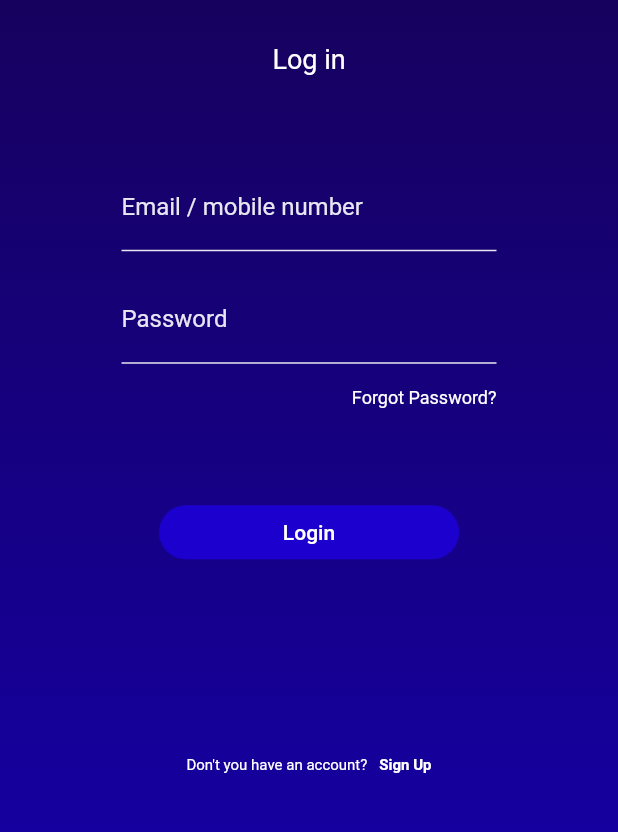
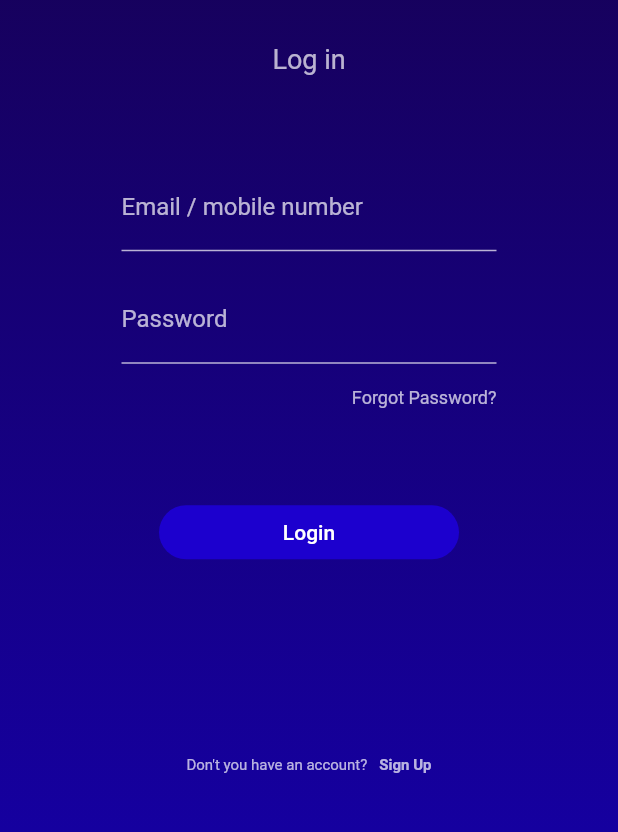
Before and after one commit to marcoleonardini/asap_challenge_cubit, a Flutter app: the screen it shows after launch, after a tap on "Login", on a phone screen of 412 x 824 dp, the part 306-1138 px from its top. Run offline on Flutter 3.47's test engine with Material 2 defaults, Android fonts, the light colour scheme and no system bars; our stand-ins replace bloc, firebase_auth, firebase_core, flutter_bloc; accounts and stored records are empty.

Commit message:
uniform white text color

```diff
--- a/lib/main.dart
+++ b/lib/main.dart
@@ -23,11 +23,14 @@ class MyApp extends StatelessWidget {
         theme: ThemeData(
           primarySwatch: Colors.blue,
           buttonTheme: ButtonThemeData(
-            buttonColor: Colors.white, //  <-- dark color
+            buttonColor: Colors.black, //  <-- dark color
             textTheme: ButtonTextTheme
                 .primary, //  <-- this auto selects the right color
           ),
-          iconTheme: IconThemeData(color: Colors.white),
+          iconTheme: IconThemeData(color: Colors.white70),
+          textButtonTheme: TextButtonThemeData(
+            style: TextButton.styleFrom(primary: Colors.white70),
+          ),
           textTheme: TextTheme(
             bodyText1: TextStyle(),
             bodyText2: TextStyle(),
@@ -35,9 +38,10 @@ class MyApp extends StatelessWidget {
             headline3: TextStyle(),
             headline6: TextStyle(),
             subtitle1: TextStyle(),
+            subtitle2: TextStyle(),
           ).apply(
-            bodyColor: Colors.white,
-            displayColor: Colors.white,
+            bodyColor: Colors.white70,
+            displayColor: Colors.white70,
           ),
         ),
         initialRoute: SplasScreen.route,
--- a/lib/src/ui/screens/login_screen/login_screen.dart
+++ b/lib/src/ui/screens/login_screen/login_screen.dart
@@ -69,24 +69,33 @@ class LoginScreen extends StatelessWidget {
                                       width: 250,
                                       child: TextFormField(
                                         onSaved: (value) => email = value,
-                                        style: TextStyle(color: Colors.white),
                                         cursorColor: Colors.grey,
                                         decoration: InputDecoration(
-                                          focusColor: Colors.white,
+                                          focusColor: Theme.of(context)
+                                              .textTheme
+                                              .bodyText1
+                                              .color,
                                           labelText: 'Email / mobile number',
                                           labelStyle: TextStyle(
-                                            color:
-                                                Colors.white.withOpacity(0.9),
+                                            color: Theme.of(context)
+                                                .textTheme
+                                                .bodyText1
+                                                .color,
                                           ),
                                           enabledBorder: UnderlineInputBorder(
                                             borderSide: BorderSide(
-                                              color:
-                                                  Colors.white.withOpacity(0.9),
+                                              color: Theme.of(context)
+                                                  .textTheme
+                                                  .bodyText1
+                                                  .color,
                                             ),
                                           ),
                                           focusedBorder: UnderlineInputBorder(
                                             borderSide: BorderSide(
-                                              color: Colors.white,
+                                              color: Theme.of(context)
+                                                  .textTheme
+                                                  .bodyText1
+                                                  .color,
                                             ),
                                           ),
                                         ),
@@ -99,24 +108,36 @@ class LoginScreen extends StatelessWidget {
                                       width: 250,
                                       child: TextFormField(
                                         onSaved: (value) => password = value,
-                                        style: TextStyle(color: Colors.white),
+                                        style: TextStyle(
+                                          color: Theme.of(context)
+                                              .textTheme
+                                              .bodyText1
+                                              .color,
+                                        ),
                                         cursorColor: Colors.grey,
                                         obscureText: true,
                                         decoration: InputDecoration(
                                           labelText: 'Password',
                                           labelStyle: TextStyle(
-                                            color:
-                                                Colors.white.withOpacity(0.9),
+                                            color: Theme.of(context)
+                                                .textTheme
+                                                .bodyText1
+                                                .color,
                                           ),
                                           enabledBorder: UnderlineInputBorder(
                                             borderSide: BorderSide(
-                                              color:
-                                                  Colors.white.withOpacity(0.9),
+                                              color: Theme.of(context)
+                                                  .textTheme
+                                                  .bodyText1
+                                                  .color,
                                             ),
                                           ),
                                           focusedBorder: UnderlineInputBorder(
                                             borderSide: BorderSide(
-                                              color: Colors.white,
+                                              color: Theme.of(context)
+                                                  .textTheme
+                                                  .bodyText1
+                                                  .color,
                                             ),
                                           ),
                                         ),
--- a/lib/src/ui/screens/splash_screen/splash_screen.dart
+++ b/lib/src/ui/screens/splash_screen/splash_screen.dart
@@ -147,7 +147,6 @@ class ButtonsWidget extends StatelessWidget {
             },
             child: Text('Login'),
             color: Color(0xff1C00CE),
-            textColor: Colors.white,
             shape: StadiumBorder(),
           ),
         ),
--- a/lib/src/ui/widgets/no_result_list_view.dart
+++ b/lib/src/ui/widgets/no_result_list_view.dart
@@ -23,7 +23,6 @@ class NoResultsListView extends StatelessWidget {
         // SizedBox(height: 12.0),
         Icon(
           Icons.refresh,
-          color: Colors.white,
           size: 16.0,
         ),
         Text(
```
Also changed, not shown: lib/src/ui/screens/account_details/account_details_screen.dart (+43 -32 lines), lib/src/ui/screens/home_screen/result_listwiew_widget.dart (+6 -1 lines).
